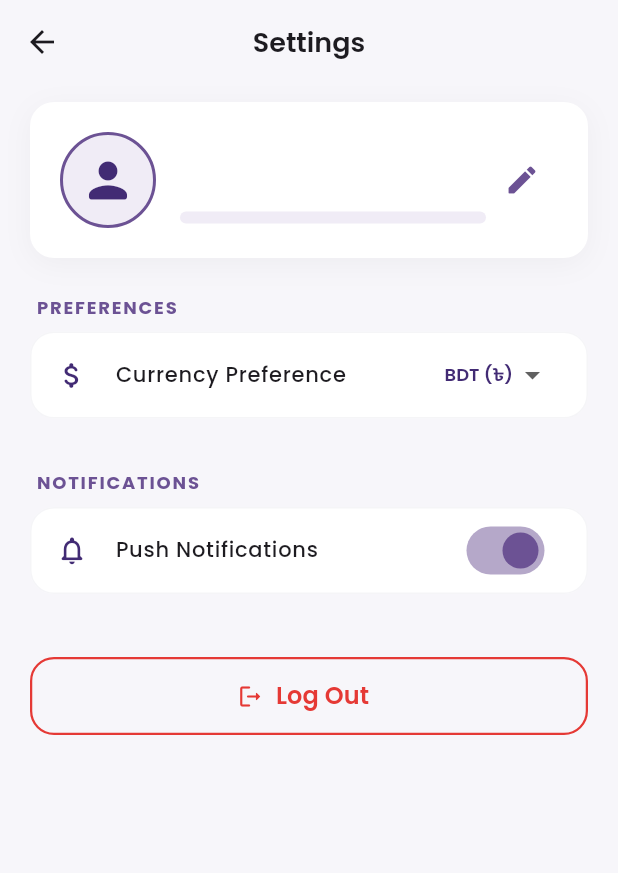
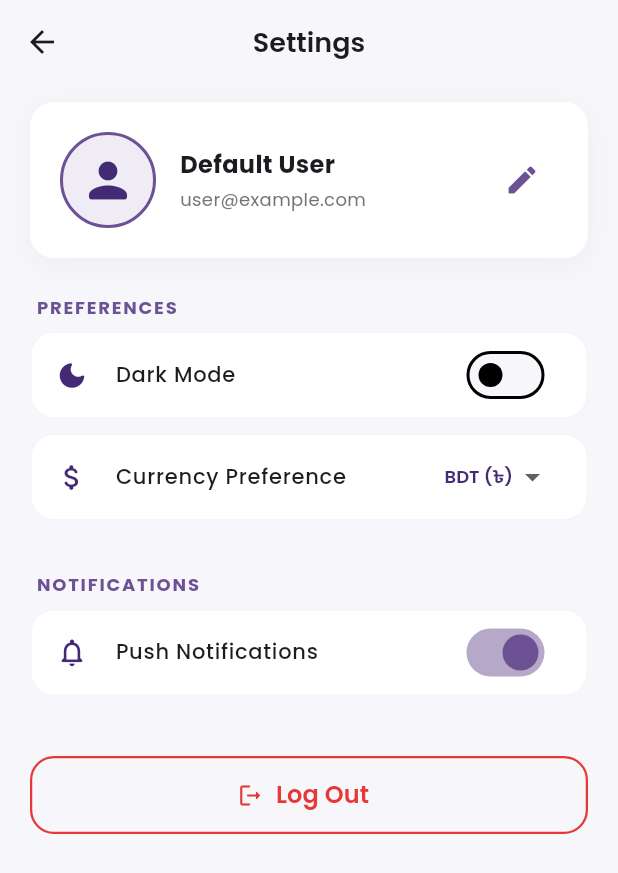
Before and after one commit to ahad-karim/Tracko, a Flutter app: the SettingsScreen screen opened directly, on a phone screen of 412 x 824 dp. Shown: the top 873 px of the screen. Run offline on Flutter 3.47's test engine with Material 3 defaults, Android fonts, the phone set to English and light mode, and no system bars; our stand-ins replace cloud_firestore, drift, firebase_auth, firebase_core, fl_chart, flutter_riverpod and 3 more; missing offline and left inert: tflite_flutter; accounts and stored records are empty; generated files the repository leaves out were written again.

Commit message:
merging of report and settings

```diff
--- a/lib/main.dart
+++ b/lib/main.dart
@@ -6,6 +6,8 @@ import 'package:flutter_riverpod/flutter_riverpod.dart';
 
 import 'package:firebase_core/firebase_core.dart';
 import 'firebase_options.dart';
+
+final ValueNotifier<bool> isDarkModeNotifier = ValueNotifier<bool>(false);
 
 void main() async {
   WidgetsFlutterBinding.ensureInitialized();
--- a/lib/screens/settings/settings_screen.dart
+++ b/lib/screens/settings/settings_screen.dart
@@ -1,40 +1,61 @@
 import 'package:flutter/material.dart';
 import '../../constants/app_colors.dart';
 import '../../constants/app_styles.dart';
+import '../../main.dart';
 import '../auth/login_screen.dart';
-
 import 'package:flutter_riverpod/flutter_riverpod.dart';
-import '../../services/auth_service.dart';
+import '../../providers/database_provider.dart';
 
 class SettingsScreen extends ConsumerStatefulWidget {
   const SettingsScreen({super.key});
-
   @override
-  ConsumerState<SettingsScreen> createState() => _SettingsScreenState();
+  ConsumerState<SettingsScreen> createState() {
+    return _SettingsScreenState();
+  }
 }
 
 class _SettingsScreenState extends ConsumerState<SettingsScreen> {
-  bool _darkMode = false;
-  bool _biometrics = true;
   bool _pushNotifications = true;
-  bool _expenseAlerts = true;
-  String _selectedCurrency = 'BDT (\৳)';
+  String _selectedCurrency = 'BDT (৳)';
+  final List<String> _currencyOptions = ['USD (\$)', 'BDT (৳)'];
 
   @override
   Widget build(BuildContext context) {
     return Scaffold(
       backgroundColor: AppColors.surface,
-      appBar: AppBar(
-        title: const Text('Settings'),
-      ),
+      appBar: AppBar(title: const Text('Settings')),
       body: SafeArea(
         child: SingleChildScrollView(
-          padding: const EdgeInsets.symmetric(horizontal: 20.0, vertical: 12.0),
+          padding: const EdgeInsets.symmetric(horizontal: 20, vertical: 12),
           child: Column(
             crossAxisAlignment: CrossAxisAlignment.start,
             children: [
-              // Profile Header Card
-              Container(
+              _buildProfileCard(context),
+              const SizedBox(height: 24),
+              _buildSectionHeader('PREFERENCES'),
+              _buildDarkModeTile(),
+              _buildCurrencyTile(),
+              const SizedBox(height: 24),
+              _buildSectionHeader('NOTIFICATIONS'),
+              _buildNotificationTile(),
+              const SizedBox(height: 30),
+              _buildLogoutButton(),
+              const SizedBox(height: 36),
+            ],
+          ),
+        ),
+      ),
+    );
+  }
+
+  Widget _buildProfileCard(BuildContext context) {
+    final userAsyncValue = ref.watch(userStreamProvider);
+    final user = userAsyncValue.valueOrNull;
+
+    final userName = user?.name ?? 'Guest User';
+    final userEmail = user?.email ?? 'Not Available';
+
+    return Container(
       width: double.infinity,
       padding: const EdgeInsets.all(20),
       decoration: BoxDecoration(
@@ -52,127 +73,28 @@ class _SettingsScreenState extends ConsumerState<SettingsScreen> {
               color: AppColors.palePurple,
               border: Border.all(color: AppColors.primaryPurple, width: 2),
             ),
-                      child: const Icon(
-                        Icons.person_rounded,
-                        size: 38,
-                        color: AppColors.deepPurple,
-                      ),
+            child: const Icon(Icons.person_rounded,
+                size: 38, color: AppColors.deepPurple),
           ),
           const SizedBox(width: 16),
           Expanded(
             child: Column(
               crossAxisAlignment: CrossAxisAlignment.start,
               children: [
-                          Text(
-                            ref.watch(authServiceProvider).currentUser?.displayName ?? 'Tracko User',
-                            style: AppStyles.headingSmall.copyWith(
-                              fontWeight: FontWeight.bold,
-                            ),
-                          ),
-                          const SizedBox(height: 2),
-                          Text(
-                            ref.watch(authServiceProvider).currentUser?.email ?? 'user@tracko.com',
-                            style: AppStyles.bodySmall,
-                          ),
-                          const SizedBox(height: 8),
-                          Container(
-                            padding: const EdgeInsets.symmetric(horizontal: 10, vertical: 4),
-                            decoration: BoxDecoration(
-                              color: AppColors.palePurple,
-                              borderRadius: BorderRadius.circular(12),
-                            ),
-                          ),
+                Text(userName,
+                    style: AppStyles.headingSmall
+                        .copyWith(fontWeight: FontWeight.bold)),
+                const SizedBox(height: 3),
+                Text(userEmail, style: AppStyles.bodySmall),
               ],
             ),
           ),
           IconButton(
-                      icon: const Icon(Icons.edit_rounded, color: AppColors.primaryPurple),
+            icon:
+                const Icon(Icons.edit_rounded, color: AppColors.primaryPurple),
             onPressed: () {},
-                    ),
+          )
         ],
-                ),
-              ),
-              const SizedBox(height: 24),
-
-              // Preferences Section
-              _buildSectionHeader('PREFERENCES'),
-              _buildSettingsTile(
-                icon: Icons.attach_money_rounded,
-                title: 'Currency Preference',
-                trailing: DropdownButtonHideUnderline(
-                  child: DropdownButton<String>(
-                    value: _selectedCurrency,
-                    style: AppStyles.bodySmall.copyWith(fontWeight: FontWeight.w600, color: AppColors.deepPurple),
-                    items: const [
-                      DropdownMenuItem(value: 'USD (\$)', child: Text('USD (\$)')),
-                      DropdownMenuItem(value: 'BDT (৳)', child: Text('BDT (৳)')),
-                    ],
-                    onChanged: (val) {
-                      if (val != null) setState(() => _selectedCurrency = val);
-                    },
-                  ),
-                ),
-              ),
-              const SizedBox(height: 24),
-              // Notifications Section
-              _buildSectionHeader('NOTIFICATIONS'),
-              _buildSwitchTile(
-                icon: Icons.notifications_none_rounded,
-                title: 'Push Notifications',
-                value: _pushNotifications,
-                onChanged: (val) => setState(() => _pushNotifications = val),
-              ),
-
-              const SizedBox(height: 32),
-              SizedBox(
-                width: double.infinity,
-                height: 52,
-                child: OutlinedButton.icon(
-                  onPressed: () {
-                    showDialog(
-                      context: context,
-                      builder: (context) => AlertDialog(
-                        title: const Text('Log Out'),
-                        content: const Text('Are you sure to log out of TRACKO?'),
-                        actions: [
-                          TextButton(
-                            onPressed: () => Navigator.pop(context),
-                            child: const Text('Cancel'),
-                          ),
-                          ElevatedButton(
-                            style: ElevatedButton.styleFrom(backgroundColor: AppColors.expenseRed),
-                            onPressed: () async {
-                              await ref.read(authServiceProvider).signOut();
-                              if (!context.mounted) return;
-                              Navigator.pop(context);
-                              Navigator.of(context).pushAndRemoveUntil(
-                                MaterialPageRoute(builder: (context) => const LoginScreen()),
-                                (route) => false,
-                              );
-                            },
-                            child: const Text('Log Out', style: TextStyle(color: Colors.white)),
-                          ),
-                        ],
-                      ),
-                    );
-                  },
-                  icon: const Icon(Icons.logout_rounded, color: AppColors.expenseRed),
-                  label: Text(
-                    'Log Out',
-                    style: AppStyles.buttonText.copyWith(color: AppColors.expenseRed),
-                  ),
-                  style: OutlinedButton.styleFrom(
-                    side: const BorderSide(color: AppColors.expenseRed, width: 1.5),
-                    shape: RoundedRectangleBorder(
-                      borderRadius: AppStyles.borderRadiusMedium,
-                    ),
-                  ),
-                ),
-              ),
-              const SizedBox(height: 36),
-            ],
-          ),
-        ),
       ),
     );
   }
@@ -183,42 +105,18 @@ class _SettingsScreenState extends ConsumerState<SettingsScreen> {
       child: Text(
         title,
         style: AppStyles.bodySmall.copyWith(
+          color: AppColors.primaryPurple,
           fontWeight: FontWeight.bold,
-          color: AppColors.primaryPurple,
           letterSpacing: 1.2,
         ),
       ),
     );
   }
 
-  Widget _buildSettingsTile({
-    required IconData icon,
-    required String title,
-    Widget? trailing,
-    VoidCallback? onTap,
-  }) {
-    return Container(
-      margin: const EdgeInsets.only(bottom: 10),
-      decoration: BoxDecoration(
-        color: AppColors.cardSurface,
-        borderRadius: AppStyles.borderRadiusMedium,
-        border: Border.all(color: AppColors.divider.withOpacity(0.5)),
-      ),
-      child: ListTile(
-        onTap: onTap,
-        leading: Icon(icon, color: AppColors.deepPurple, size: 22),
-        title: Text(title, style: AppStyles.bodyMedium.copyWith(fontWeight: FontWeight.w500, color: AppColors.textPrimary)),
-        trailing: trailing ?? const Icon(Icons.chevron_right_rounded, color: AppColors.textLight),
-      ),
-    );
-  }
-
-  Widget _buildSwitchTile({
-    required IconData icon,
-    required String title,
-    required bool value,
-    required ValueChanged<bool> onChanged,
-  }) {
+  Widget _buildDarkModeTile() {
+    return ValueListenableBuilder<bool>(
+      valueListenable: isDarkModeNotifier,
+      builder: (context, isDarkMode, child) {
         return Container(
           margin: const EdgeInsets.only(bottom: 10),
           decoration: BoxDecoration(
@@ -228,11 +126,135 @@ class _SettingsScreenState extends ConsumerState<SettingsScreen> {
           ),
           child: SwitchListTile(
             activeColor: AppColors.primaryPurple,
-        secondary: Icon(icon, color: AppColors.deepPurple, size: 22),
-        title: Text(title, style: AppStyles.bodyMedium.copyWith(fontWeight: FontWeight.w500, color: AppColors.textPrimary)),
-        value: value,
-        onChanged: onChanged,
+            secondary: const Icon(
+              Icons.dark_mode_rounded,
+              color: AppColors.deepPurple,
+              size: 22,
+            ),
+            title: Text(
+              'Dark Mode ',
+              style: AppStyles.bodyMedium.copyWith(
+                fontWeight: FontWeight.w500,
+                color: AppColors.textPrimary,
+              ),
+            ),
+            value: isDarkMode,
+            onChanged: (value) {
+              isDarkModeNotifier.value = value;
+            },
+          ),
+        );
+      },
+    );
+  }
+
+  Widget _buildCurrencyTile() {
+    return Container(
+      margin: const EdgeInsets.only(bottom: 10),
+      decoration: BoxDecoration(
+        color: AppColors.cardSurface,
+        borderRadius: AppStyles.borderRadiusMedium,
+        border: Border.all(color: AppColors.divider.withOpacity(0.5)),
+      ),
+      child: ListTile(
+        leading: const Icon(Icons.attach_money_rounded,
+            color: AppColors.deepPurple, size: 22),
+        title: Text('Currency Preference',
+            style: AppStyles.bodyMedium.copyWith(
+                fontWeight: FontWeight.w500, color: AppColors.textPrimary)),
+        trailing: DropdownButtonHideUnderline(
+          child: DropdownButton<String>(
+            value: _selectedCurrency,
+            style: AppStyles.bodySmall.copyWith(
+                fontWeight: FontWeight.w600, color: AppColors.deepPurple),
+            items: _currencyOptions.map((currency) {
+              return DropdownMenuItem(value: currency, child: Text(currency));
+            }).toList(),
+            onChanged: (value) {
+              if (value != null) {
+                setState(() {
+                  _selectedCurrency = value;
+                });
+              }
+            },
+          ),
+        ),
       ),
     );
   }
+
+  Widget _buildNotificationTile() {
+    return Container(
+      margin: const EdgeInsets.only(bottom: 10),
+      decoration: BoxDecoration(
+        color: AppColors.cardSurface,
+        borderRadius: AppStyles.borderRadiusMedium,
+        border: Border.all(color: AppColors.divider.withOpacity(0.5)),
+      ),
+      child: SwitchListTile(
+        activeColor: AppColors.primaryPurple,
+        secondary: const Icon(Icons.notifications_none_rounded,
+            color: AppColors.deepPurple, size: 22),
+        title: Text('Push Notifications',
+            style: AppStyles.bodyMedium.copyWith(
+                fontWeight: FontWeight.w500, color: AppColors.textPrimary)),
+        value: _pushNotifications,
+        onChanged: (value) {
+          setState(() {
+            _pushNotifications = value;
+          });
+        },
+      ),
+    );
   }
+
+  Widget _buildLogoutButton() {
+    return SizedBox(
+      width: double.infinity,
+      height: 52,
+      child: OutlinedButton.icon(
+        onPressed: _showLogoutDialog,
+        icon: const Icon(Icons.logout_rounded, color: AppColors.expenseRed),
+        label: Text('Log Out',
+            style: AppStyles.buttonText.copyWith(color: AppColors.expenseRed)),
+        style: OutlinedButton.styleFrom(
+          side: const BorderSide(color: AppColors.expenseRed, width: 1.5),
+          shape: RoundedRectangleBorder(
+              borderRadius: AppStyles.borderRadiusMedium),
+        ),
+      ),
+    );
+  }
+
+  void _showLogoutDialog() {
+    showDialog(
+      context: context,
+      builder: (context) {
+        return AlertDialog(
+          title: const Text('Log Out'),
+          content: const Text('Are you sure you want to log out of TRACKO?'),
+          actions: [
+            TextButton(
+              onPressed: () {
+                Navigator.pop(context);
+              },
+              child: const Text('Cancel'),
+            ),
+            ElevatedButton(
+              style: ElevatedButton.styleFrom(
+                  backgroundColor: AppColors.expenseRed),
+              onPressed: () {
+                Navigator.pop(context);
+                Navigator.of(context).pushAndRemoveUntil(
+                  MaterialPageRoute(builder: (context) => const LoginScreen()),
+                  (route) => false,
+                );
+              },
+              child: const Text('Log Out'),
+            ),
+          ],
+        );
+      },
+    );
+  }
+}
```
Also changed, not shown: lib/screens/main_navigation_screen.dart (+27 -10 lines), lib/screens/reports/reports_screen.dart (+141 -29 lines). Lines whose indentation alone changed are shown as unchanged.
